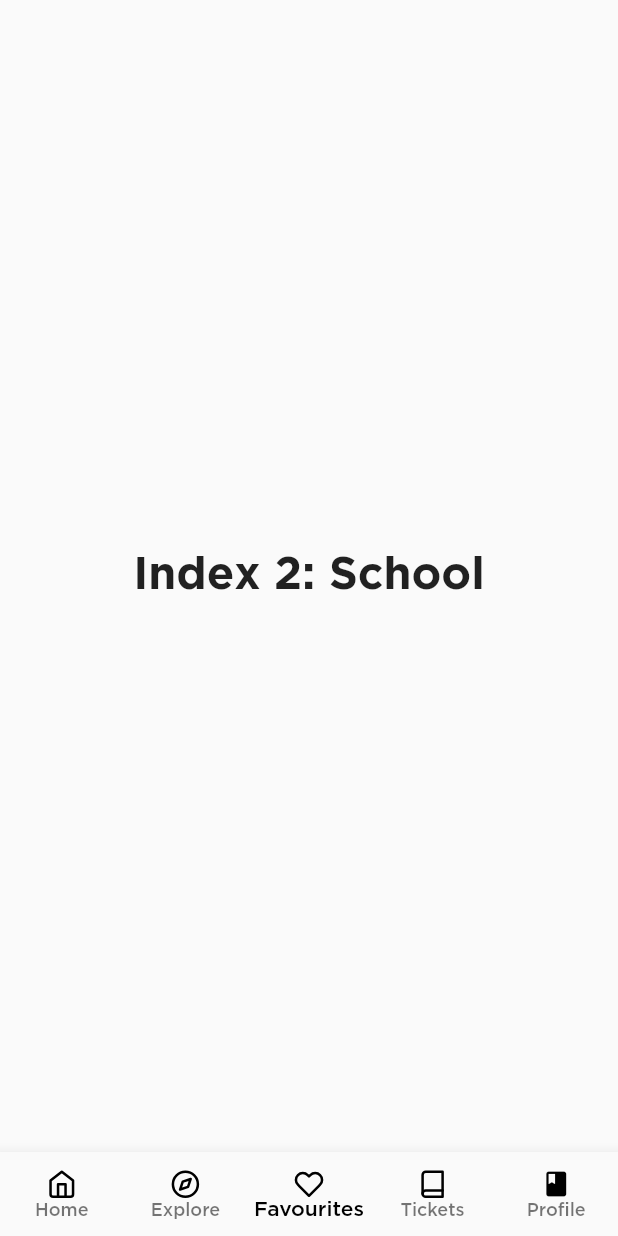
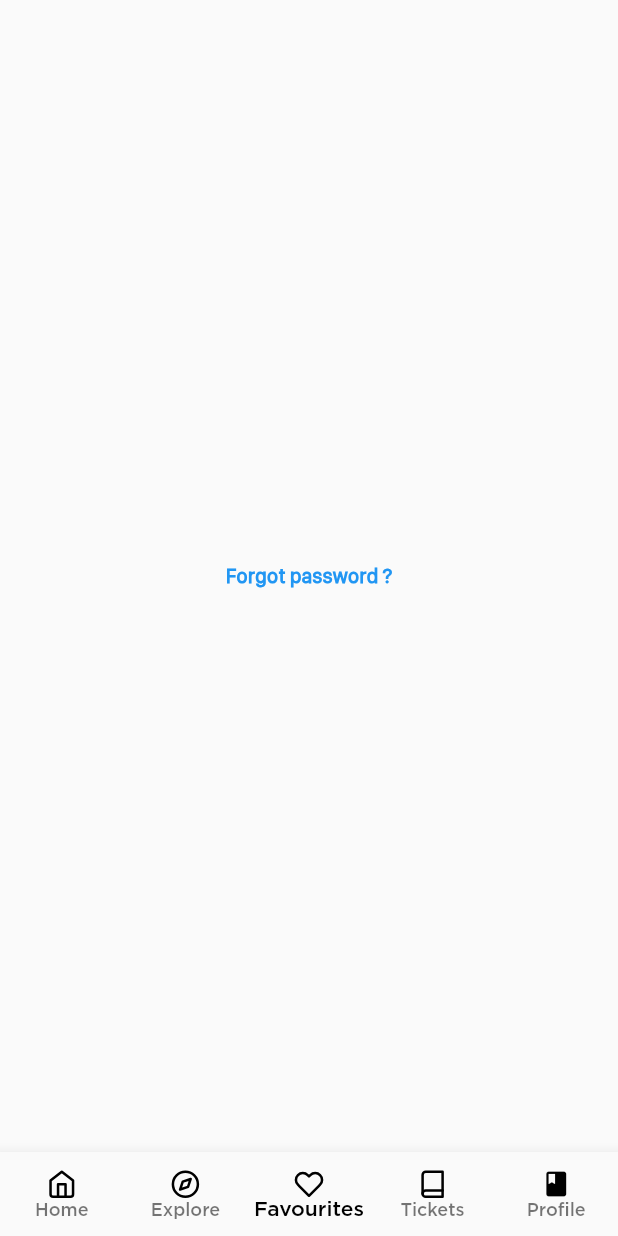
Before and after one commit to Etiocart/etiocart-mobile, a Flutter app: the screen it shows after launch, item 3 of the bottom bar chosen, on a phone screen of 412 x 824 dp. Run offline on Flutter 3.47's test engine with Material 2 defaults, Android fonts, the phone set to English and light mode, and no system bars; our stand-ins replace flutter_feather_icons.

Commit message:
password reset link

```diff
--- a/lib/Screens/Screens.dart
+++ b/lib/Screens/Screens.dart
@@ -5,3 +5,4 @@ export 'account_option.dart';
 export 'sign_in.dart';
 export 'details_screen.dart';
 export 'featured.dart';
+export 'notifications.dart';
--- a/lib/Screens/notifications.dart
+++ b/lib/Screens/notifications.dart
@@ -1,10 +1,31 @@
+import 'package:ethiocart/Screens/screens.dart';
 import 'package:flutter/material.dart';
+import '../models/forgot_password.dart';
 
-class notifcations extends StatelessWidget {
-  const notifcations({super.key});
+class notifications extends StatelessWidget {
+  const notifications({super.key});
 
   @override
   Widget build(BuildContext context) {
-    return Container();
+    return Container(
+      child: GestureDetector(
+        onTap: () {
+          Navigator.push(
+            context,
+            MaterialPageRoute(builder: (context) {
+              return forgot_password();
+            }),
+          );
+        },
+        child: const Text(
+          'Forgot password ?',
+          style: TextStyle(
+            color: Colors.blue,
+            fontWeight: FontWeight.bold,
+            fontFamily: 'SFCompact',
+          ),
+        ),
+      ),
+    );
   }
 }
--- a/lib/widgets/bottom_nav_widget.dart
+++ b/lib/widgets/bottom_nav_widget.dart
@@ -1,4 +1,5 @@
 import 'package:ethiocart/Screens/featured.dart';
+import 'package:ethiocart/Screens/notifications.dart';
 import 'package:ethiocart/Screens/register.dart';
 import 'package:flutter/material.dart';
 import 'package:flutter_feather_icons/flutter_feather_icons.dart';
@@ -32,10 +33,7 @@ class _bottom_navState extends State<bottom_nav> {
       'Index 1: Business',
       style: optionStyle,
     ),
-    Text(
-      'Index 2: School',
-      style: optionStyle,
-    ),
+    notifications(),
     featured(),
   ];
 
```
Also changed, not shown: lib/Screens/featured.dart (+63 -43 lines), lib/models/forgot_password.dart (added, +112 -0 lines).
